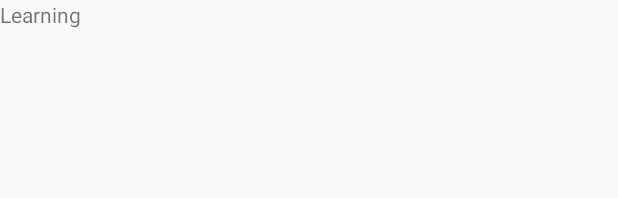
After one commit to sangnvus/201609JS03, an Android app: the layout fragment_learning.xml on its own in the app's theme, with its tools: preview values and no code run, on a phone screen of 412 x 824 dp. The commit adds this screen. Shown: the top 198 px of the screen. Run offline under Robolectric (Android 15) with nearby library versions, the phone set to English and light mode, and no system bars.

Commit message:
Add Fragment for Emergency and Learning Screen

```diff
--- /dev/null
+++ b/WIP/Sources/FirstAid/app/src/main/res/layout/fragment_learning.xml
@@ -0,0 +1,13 @@
+<FrameLayout xmlns:android="http://schemas.android.com/apk/res/android"
+    xmlns:tools="http://schemas.android.com/tools"
+    android:layout_width="match_parent"
+    android:layout_height="match_parent"
+    tools:context="com.favn.firstaid.LearningFragment">
+
+    <!-- TODO: Update blank fragment layout -->
+    <TextView
+        android:layout_width="match_parent"
+        android:layout_height="match_parent"
+        android:text="@string/learning_fragment" />
+
+</FrameLayout>
--- a/WIP/Sources/FirstAid/app/src/main/res/values/strings.xml
+++ b/WIP/Sources/FirstAid/app/src/main/res/values/strings.xml
@@ -5,4 +5,8 @@
     <string name="navigation_drawer_close">Close navigation drawer</string>
 
     <string name="action_settings">Settings</string>
+
+    <!-- TODO: Remove or change this placeholder text -->
+    <string name="hello_blank_fragment">Emergency</string>
+    <string name="learning_fragment">Learning</string>
 </resources>
```
Also changed, not shown: WIP/Sources/FirstAid/app/src/main/java/com/favn/firstaid/EmergencyFragment.java (added, +29 -0 lines), WIP/Sources/FirstAid/app/src/main/java/com/favn/firstaid/LearningFragment.java (added, +29 -0 lines), WIP/Sources/FirstAid/app/src/main/java/com/favn/firstaid/MainActivity.java (+11 -5 lines), WIP/Sources/FirstAid/app/src/main/res/layout/content_main.xml (+10 -4 lines), WIP/Sources/FirstAid/app/src/main/res/layout/fragment_emergency.xml (added, +13 -0 lines), WIP/Sources/FirstAid/app/src/main/res/menu/activity_main_drawer.xml (+4 -4 lines).
